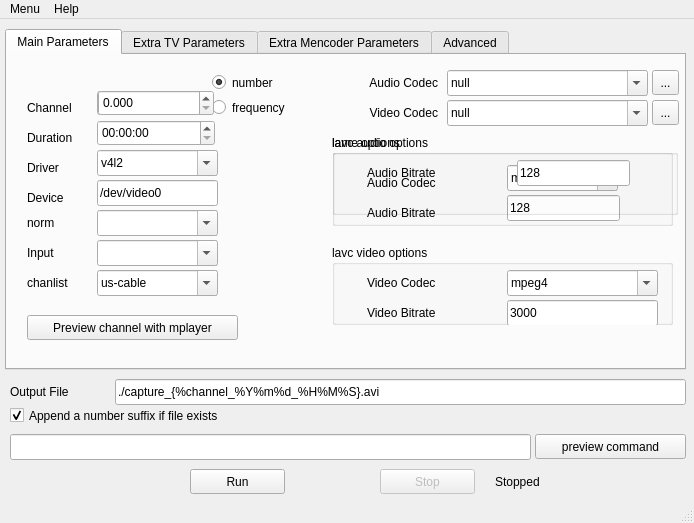
Qt form ui/mtvcgui.ui (sbruno/mtvcgui) before a commit.
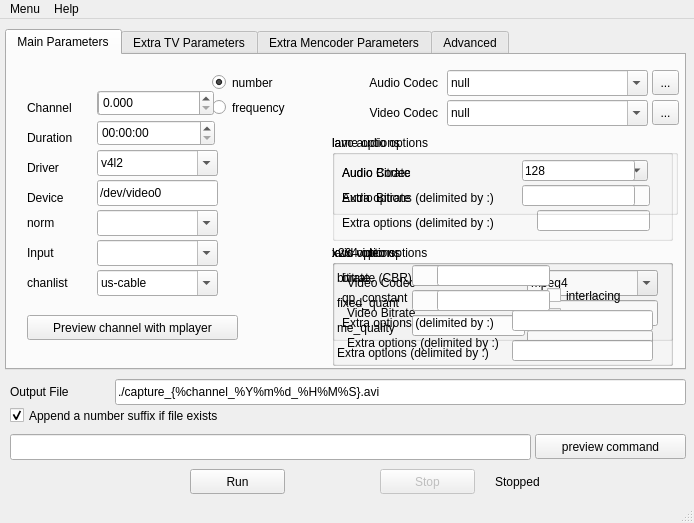
The same form after that commit.

Commit message: Added more codecs, options for xvid an x264, better generation of the command

Patch:
```diff
--- a/ui/mtvcgui.ui
+++ b/ui/mtvcgui.ui
@@ -374,7 +374,7 @@
         <x>325</x>
         <y>80</y>
         <width>341</width>
-        <height>91</height>
+        <height>106</height>
        </rect>
       </property>
       <property name="title">
@@ -383,10 +383,10 @@
       <widget class="QLineEdit" name="lavc_audiobitrate">
        <property name="geometry">
         <rect>
-         <x>175</x>
-         <y>60</y>
+         <x>205</x>
+         <y>50</y>
          <width>113</width>
-         <height>26</height>
+         <height>21</height>
         </rect>
        </property>
        <property name="text">
@@ -396,8 +396,8 @@
       <widget class="QLabel" name="label_19">
        <property name="geometry">
         <rect>
-         <x>35</x>
-         <y>40</y>
+         <x>10</x>
+         <y>30</y>
          <width>136</width>
          <height>16</height>
         </rect>
@@ -409,8 +409,8 @@
       <widget class="QLabel" name="label_20">
        <property name="geometry">
         <rect>
-         <x>35</x>
-         <y>70</y>
+         <x>10</x>
+         <y>55</y>
          <width>136</width>
          <height>16</height>
         </rect>
@@ -422,10 +422,10 @@
       <widget class="QComboBox" name="lavc_audiocodec">
        <property name="geometry">
         <rect>
-         <x>175</x>
-         <y>30</y>
+         <x>205</x>
+         <y>25</y>
          <width>111</width>
-         <height>26</height>
+         <height>21</height>
         </rect>
        </property>
        <property name="editable">
@@ -446,11 +446,32 @@
          <string>adpcm_ima_wav</string>
         </property>
        </item>
-       <item>
-        <property name="text">
-         <string>mp3</string>
-        </property>
-       </item>
+      </widget>
+      <widget class="QLineEdit" name="lavc_audio_extra_opts">
+       <property name="geometry">
+        <rect>
+         <x>205</x>
+         <y>75</y>
+         <width>113</width>
+         <height>21</height>
+        </rect>
+       </property>
+       <property name="text">
+        <string notr="true"/>
+       </property>
+      </widget>
+      <widget class="QLabel" name="label_40">
+       <property name="geometry">
+        <rect>
+         <x>10</x>
+         <y>80</y>
+         <width>176</width>
+         <height>16</height>
+        </rect>
+       </property>
+       <property name="text">
+        <string>Extra options (delimited by :)</string>
+       </property>
       </widget>
      </widget>
      <widget class="QToolButton" name="showAudioCodecsButton">
@@ -543,7 +564,7 @@
         <x>325</x>
         <y>190</y>
         <width>341</width>
-        <height>80</height>
+        <height>121</height>
        </rect>
       </property>
       <property name="title">
@@ -552,7 +573,7 @@
       <widget class="QLabel" name="label_22">
        <property name="geometry">
         <rect>
-         <x>35</x>
+         <x>15</x>
          <y>60</y>
          <width>136</width>
          <height>16</height>
@@ -565,7 +586,7 @@
       <widget class="QLabel" name="label_21">
        <property name="geometry">
         <rect>
-         <x>35</x>
+         <x>15</x>
          <y>30</y>
          <width>136</width>
          <height>16</height>
@@ -578,9 +599,9 @@
       <widget class="QLineEdit" name="lavc_videobitrate">
        <property name="geometry">
         <rect>
-         <x>175</x>
+         <x>195</x>
          <y>55</y>
-         <width>151</width>
+         <width>131</width>
          <height>26</height>
         </rect>
        </property>
@@ -591,9 +612,9 @@
       <widget class="QComboBox" name="lavc_videocodec">
        <property name="geometry">
         <rect>
-         <x>175</x>
+         <x>195</x>
          <y>25</y>
-         <width>151</width>
+         <width>131</width>
          <height>26</height>
         </rect>
        </property>
@@ -655,6 +676,37 @@
          <string>huffyuv</string>
         </property>
        </item>
+       <item>
+        <property name="text">
+         <string>flv</string>
+        </property>
+       </item>
+      </widget>
+      <widget class="QLabel" name="label_41">
+       <property name="geometry">
+        <rect>
+         <x>15</x>
+         <y>90</y>
+         <width>181</width>
+         <height>16</height>
+        </rect>
+       </property>
+       <property name="text">
+        <string>Extra options (delimited by :)</string>
+       </property>
+      </widget>
+      <widget class="QLineEdit" name="lavc_video_extra_opts">
+       <property name="geometry">
+        <rect>
+         <x>195</x>
+         <y>85</y>
+         <width>126</width>
+         <height>26</height>
+        </rect>
+       </property>
+       <property name="text">
+        <string notr="true"/>
+       </property>
       </widget>
      </widget>
      <widget class="QGroupBox" name="lame_options_box">
@@ -672,7 +724,7 @@
       <widget class="QLabel" name="label_28">
        <property name="geometry">
         <rect>
-         <x>35</x>
+         <x>10</x>
          <y>30</y>
          <width>116</width>
          <height>16</height>
@@ -685,16 +737,42 @@
       <widget class="QLineEdit" name="lame_audiobitrate">
        <property name="geometry">
         <rect>
-         <x>185</x>
+         <x>190</x>
          <y>25</y>
          <width>113</width>
-         <height>26</height>
+         <height>21</height>
         </rect>
        </property>
        <property name="text">
         <string notr="true">128</string>
        </property>
       </widget>
+      <widget class="QLabel" name="extra_lame_opts_label">
+       <property name="geometry">
+        <rect>
+         <x>10</x>
+         <y>55</y>
+         <width>176</width>
+         <height>16</height>
+        </rect>
+       </property>
+       <property name="text">
+        <string>Extra options (delimited by :)</string>
+       </property>
+      </widget>
+      <widget class="QLineEdit" name="lame_extra_opts">
+       <property name="geometry">
+        <rect>
+         <x>190</x>
+         <y>50</y>
+         <width>113</width>
+         <height>21</height>
+        </rect>
+       </property>
+       <property name="text">
+        <string notr="true"/>
+       </property>
+      </widget>
      </widget>
      <widget class="QComboBox" name="norm">
       <property name="geometry">
@@ -728,6 +806,264 @@
        <bool>true</bool>
       </property>
      </widget>
+     <widget class="QGroupBox" name="xvid_options_box">
+      <property name="geometry">
+       <rect>
+        <x>325</x>
+        <y>190</y>
+        <width>341</width>
+        <height>121</height>
+       </rect>
+      </property>
+      <property name="title">
+       <string>xvid options</string>
+      </property>
+      <widget class="QLabel" name="label_33">
+       <property name="geometry">
+        <rect>
+         <x>5</x>
+         <y>25</y>
+         <width>56</width>
+         <height>16</height>
+        </rect>
+       </property>
+       <property name="text">
+        <string>bitrate</string>
+       </property>
+      </widget>
+      <widget class="QLabel" name="label_34">
+       <property name="geometry">
+        <rect>
+         <x>5</x>
+         <y>50</y>
+         <width>71</width>
+         <height>16</height>
+        </rect>
+       </property>
+       <property name="text">
+        <string>fixed_quant</string>
+       </property>
+      </widget>
+      <widget class="QLabel" name="label_35">
+       <property name="geometry">
+        <rect>
+         <x>5</x>
+         <y>75</y>
+         <width>76</width>
+         <height>16</height>
+        </rect>
+       </property>
+       <property name="text">
+        <string>me_quality</string>
+       </property>
+      </widget>
+      <widget class="QLineEdit" name="xvid_bitrate">
+       <property name="geometry">
+        <rect>
+         <x>80</x>
+         <y>20</y>
+         <width>113</width>
+         <height>21</height>
+        </rect>
+       </property>
+       <property name="toolTip">
+        <string>&lt;html&gt;&lt;head/&gt;&lt;body&gt;&lt;p&gt;&lt;span style=&quot; font-weight:600;&quot;&gt;bitrate=&amp;lt;value&amp;gt; (CBR or two pass mode)&lt;/span&gt;&lt;/p&gt;&lt;p&gt;Sets the bitrate to be used in kbits/second if &amp;lt;16000 or in bits/second if &amp;gt;16000. If &amp;lt;value&amp;gt; is negative, XviD will use its absolute value as the target size (in kBytes) of the video and compute the associated bitrate automagically (default: 687 kbits/s).&lt;/p&gt;&lt;/body&gt;&lt;/html&gt;</string>
+       </property>
+       <property name="text">
+        <string notr="true"/>
+       </property>
+      </widget>
+      <widget class="QLineEdit" name="xvid_fixed_quant">
+       <property name="geometry">
+        <rect>
+         <x>80</x>
+         <y>45</y>
+         <width>113</width>
+         <height>21</height>
+        </rect>
+       </property>
+       <property name="toolTip">
+        <string>&lt;html&gt;&lt;head/&gt;&lt;body&gt;&lt;p&gt;&lt;span style=&quot; font-weight:600;&quot;&gt;fixed_quant=&amp;lt;1−31&amp;gt;&lt;/span&gt;&lt;/p&gt;&lt;p&gt;Switch to fixed quantizer mode and specify the quantizer to be used.&lt;/p&gt;&lt;/body&gt;&lt;/html&gt;</string>
+       </property>
+       <property name="text">
+        <string notr="true"/>
+       </property>
+      </widget>
+      <widget class="QLineEdit" name="xvid_me_quality">
+       <property name="geometry">
+        <rect>
+         <x>80</x>
+         <y>70</y>
+         <width>113</width>
+         <height>21</height>
+        </rect>
+       </property>
+       <property name="toolTip">
+        <string>&lt;html&gt;&lt;head/&gt;&lt;body&gt;&lt;p&gt;&lt;span style=&quot; font-weight:600;&quot;&gt;me_quality=&amp;lt;0−6&amp;gt;&lt;/span&gt;&lt;/p&gt;&lt;p&gt;This option controls the motion estimation subsystem. The higher the value, the more precise the estimation should be (default: 6). The more precise the motion estimation is, the more bits can be saved. Precision is gained at the expense of CPU time so decrease this setting if you need realtime encoding.&lt;/p&gt;&lt;/body&gt;&lt;/html&gt;</string>
+       </property>
+       <property name="text">
+        <string notr="true"/>
+       </property>
+      </widget>
+      <widget class="QCheckBox" name="xvid_interlacing">
+       <property name="geometry">
+        <rect>
+         <x>215</x>
+         <y>40</y>
+         <width>96</width>
+         <height>21</height>
+        </rect>
+       </property>
+       <property name="toolTip">
+        <string>&lt;html&gt;&lt;head/&gt;&lt;body&gt;&lt;p&gt;&lt;span style=&quot; font-family:'sans-serif'; font-size:medium; font-weight:600; color:#333333;&quot;&gt;interlacing&lt;/span&gt;&lt;/p&gt;&lt;p&gt;&lt;span style=&quot; font-family:'sans-serif'; font-size:medium; color:#333333;&quot;&gt;Encode the fields of interlaced video material. Turn this option on for interlaced content. &lt;/span&gt;&lt;/p&gt;&lt;p&gt;&lt;span style=&quot; font-family:'sans-serif'; font-size:medium; color:#333333;&quot;&gt;NOTE: Should you rescale the video, you would need an interlace-aware resizer, which you can activate with −vf scale=&amp;lt;width&amp;gt;:&amp;lt;height&amp;gt;:1&lt;/span&gt;&lt;/p&gt;&lt;/body&gt;&lt;/html&gt;</string>
+       </property>
+       <property name="text">
+        <string>interlacing</string>
+       </property>
+      </widget>
+      <widget class="QCheckBox" name="xvid_cartoon">
+       <property name="geometry">
+        <rect>
+         <x>215</x>
+         <y>60</y>
+         <width>80</width>
+         <height>21</height>
+        </rect>
+       </property>
+       <property name="toolTip">
+        <string>&lt;html&gt;&lt;head/&gt;&lt;body&gt;&lt;p&gt;&lt;span style=&quot; font-weight:600;&quot;&gt;cartoon&lt;/span&gt;&lt;/p&gt;&lt;p&gt;Activate this if your encoded sequence is an anime/cartoon. It modifies some XviD internal thresholds so XviD takes better decisions on frame types and motion vectors for flat looking cartoons.&lt;/p&gt;&lt;/body&gt;&lt;/html&gt;</string>
+       </property>
+       <property name="text">
+        <string>cartoon</string>
+       </property>
+      </widget>
+      <widget class="QLabel" name="label_36">
+       <property name="geometry">
+        <rect>
+         <x>5</x>
+         <y>100</y>
+         <width>171</width>
+         <height>16</height>
+        </rect>
+       </property>
+       <property name="text">
+        <string>Extra options (delimited by :)</string>
+       </property>
+      </widget>
+      <widget class="QLineEdit" name="xvid_extra_opts">
+       <property name="geometry">
+        <rect>
+         <x>180</x>
+         <y>95</y>
+         <width>141</width>
+         <height>21</height>
+        </rect>
+       </property>
+       <property name="text">
+        <string notr="true"/>
+       </property>
+      </widget>
+     </widget>
+     <widget class="QGroupBox" name="x264_options_box">
+      <property name="geometry">
+       <rect>
+        <x>325</x>
+        <y>190</y>
+        <width>341</width>
+        <height>96</height>
+       </rect>
+      </property>
+      <property name="title">
+       <string>x264 options</string>
+      </property>
+      <widget class="QLineEdit" name="x264_bitrate">
+       <property name="geometry">
+        <rect>
+         <x>105</x>
+         <y>20</y>
+         <width>113</width>
+         <height>21</height>
+        </rect>
+       </property>
+       <property name="toolTip">
+        <string>&lt;html&gt;&lt;head/&gt;&lt;body&gt;&lt;p&gt;&lt;span style=&quot; font-family:'sans-serif'; font-size:medium; font-weight:600; color:#333333;&quot;&gt;bitrate=&amp;lt;value&amp;gt;&lt;/span&gt;&lt;/p&gt;&lt;p&gt;&lt;br/&gt;&lt;/p&gt;&lt;p&gt;&lt;span style=&quot; font-family:'sans-serif'; font-size:medium; color:#333333;&quot;&gt;Sets the average bitrate to be used in kbits/second (default: off). Since local bitrate may vary, this average may be inaccurate for very short videos (see ratetol). Constant bitrate can be achieved by combining this with vbv_maxrate, at significant reduction in quality.&lt;/span&gt;&lt;/p&gt;&lt;/body&gt;&lt;/html&gt;</string>
+       </property>
+       <property name="text">
+        <string notr="true"/>
+       </property>
+      </widget>
+      <widget class="QLabel" name="label_37">
+       <property name="geometry">
+        <rect>
+         <x>10</x>
+         <y>25</y>
+         <width>81</width>
+         <height>16</height>
+        </rect>
+       </property>
+       <property name="text">
+        <string>bitrate (CBR)</string>
+       </property>
+      </widget>
+      <widget class="QLabel" name="label_38">
+       <property name="geometry">
+        <rect>
+         <x>10</x>
+         <y>45</y>
+         <width>81</width>
+         <height>16</height>
+        </rect>
+       </property>
+       <property name="text">
+        <string>qp_constant</string>
+       </property>
+      </widget>
+      <widget class="QLineEdit" name="x264_qp_constant">
+       <property name="geometry">
+        <rect>
+         <x>105</x>
+         <y>45</y>
+         <width>113</width>
+         <height>21</height>
+        </rect>
+       </property>
+       <property name="toolTip">
+        <string>&lt;html&gt;&lt;head/&gt;&lt;body&gt;&lt;p&gt;&lt;span style=&quot; font-weight:600;&quot;&gt;qp=&amp;lt;0−51&amp;gt;&lt;/span&gt;&lt;/p&gt;&lt;p&gt;&lt;br/&gt;&lt;/p&gt;&lt;p&gt;This selects the quantizer to use for P-frames. I- and B-frames are offset from this value by ip_factor and pb_factor, respectively. 20−40 is a useful range (default: 26). Lower values result in better fidelity, but higher bitrates. 0 is lossless. Note that quantization in H.264 works differently from MPEG-1/2/4: H.264’s quantization parameter (QP) is on a logarithmic scale. The mapping is approximately H264QP = 12 + 6*log2(MPEGQP). For example, MPEG at QP=2 is equivalent to H.264 at QP=18.&lt;/p&gt;&lt;/body&gt;&lt;/html&gt;</string>
+       </property>
+       <property name="text">
+        <string notr="true"/>
+       </property>
+      </widget>
+      <widget class="QLabel" name="label_39">
+       <property name="geometry">
+        <rect>
+         <x>10</x>
+         <y>70</y>
+         <width>166</width>
+         <height>16</height>
+        </rect>
+       </property>
+       <property name="text">
+        <string>Extra options (delimited by :)</string>
+       </property>
+      </widget>
+      <widget class="QLineEdit" name="x264_extra_opts">
+       <property name="geometry">
+        <rect>
+         <x>180</x>
+         <y>65</y>
+         <width>141</width>
+         <height>21</height>
+        </rect>
+       </property>
+       <property name="toolTip">
+        <string/>
+       </property>
+       <property name="text">
+        <string notr="true"/>
+       </property>
+      </widget>
+     </widget>
     </widget>
     <widget class="QWidget" name="tab_2">
      <attribute name="title">
```
Left out of the diff: 26 changed lines with no effect on the pictures. The commit also changes 3 other files.
